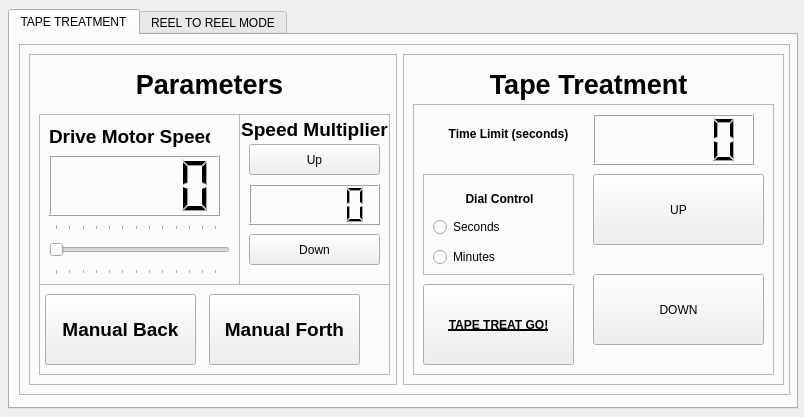
Before: the Qt Designer form For_Reel_v1.ui in MorganLabShare/For_Reel, drawn with Qt 5.
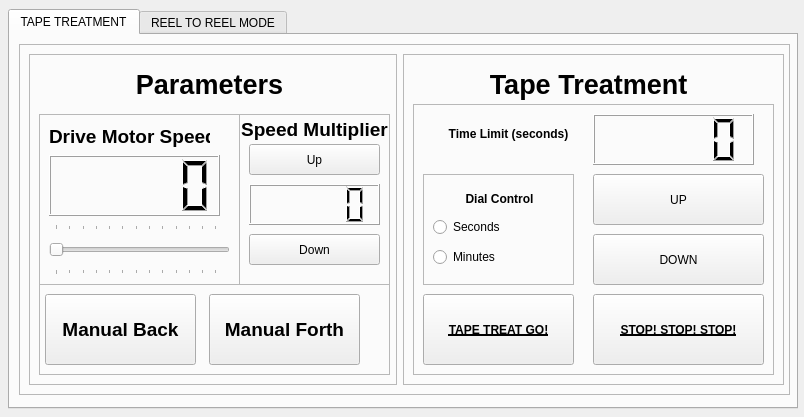
After: the same form once the commit is applied.

Diff of the .ui file:
```diff
--- a/For_Reel_v1.ui
+++ b/For_Reel_v1.ui
@@ -337,7 +337,7 @@
            <x>10</x>
            <y>70</y>
            <width>151</width>
-           <height>101</height>
+           <height>111</height>
           </rect>
          </property>
          <property name="frameShape">
@@ -392,7 +392,7 @@
            <x>180</x>
            <y>70</y>
            <width>171</width>
-           <height>71</height>
+           <height>51</height>
           </rect>
          </property>
          <property name="text">
@@ -403,9 +403,9 @@
          <property name="geometry">
           <rect>
            <x>180</x>
-           <y>170</y>
+           <y>130</y>
            <width>171</width>
-           <height>71</height>
+           <height>51</height>
           </rect>
          </property>
          <property name="text">
@@ -416,9 +416,9 @@
          <property name="geometry">
           <rect>
            <x>10</x>
-           <y>180</y>
+           <y>190</y>
            <width>151</width>
-           <height>81</height>
+           <height>71</height>
           </rect>
          </property>
          <property name="font">
@@ -432,6 +432,26 @@
           <string>TAPE TREAT GO!</string>
          </property>
         </widget>
+        <widget class="QPushButton" name="TxtStopButton">
+         <property name="geometry">
+          <rect>
+           <x>180</x>
+           <y>190</y>
+           <width>171</width>
+           <height>71</height>
+          </rect>
+         </property>
+         <property name="font">
+          <font>
+           <weight>75</weight>
+           <bold>true</bold>
+           <underline>true</underline>
+          </font>
+         </property>
+         <property name="text">
+          <string>STOP! STOP! STOP!</string>
+         </property>
+        </widget>
        </widget>
       </widget>
      </widget>
```
